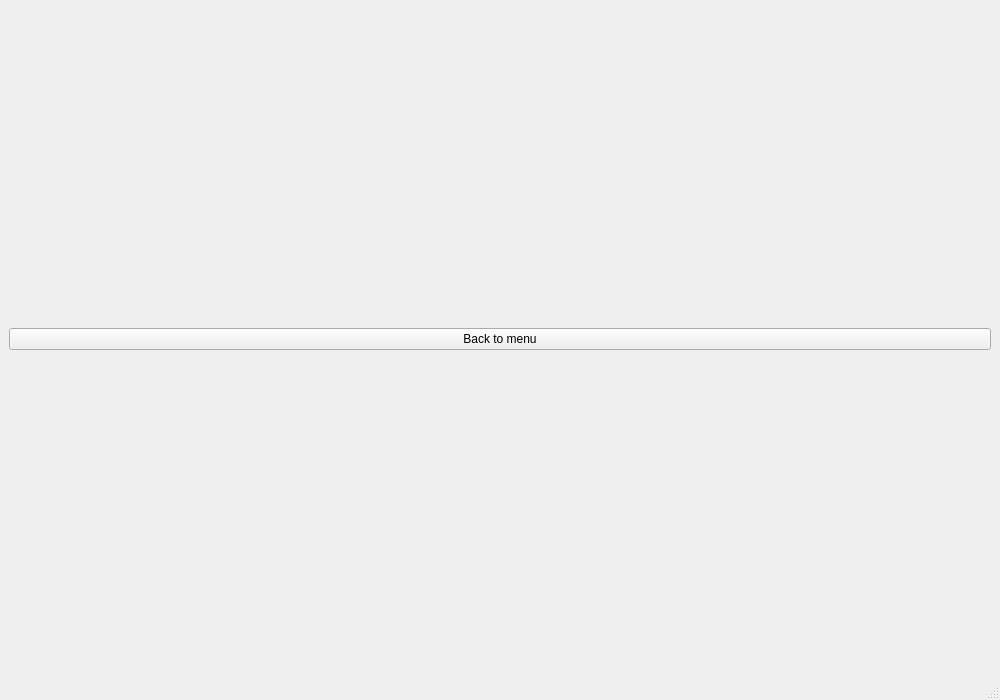
Old version of the form arrhythmia/interface/resources/explore.ui in the repository tomsoonn/arrhythmia-prediction.
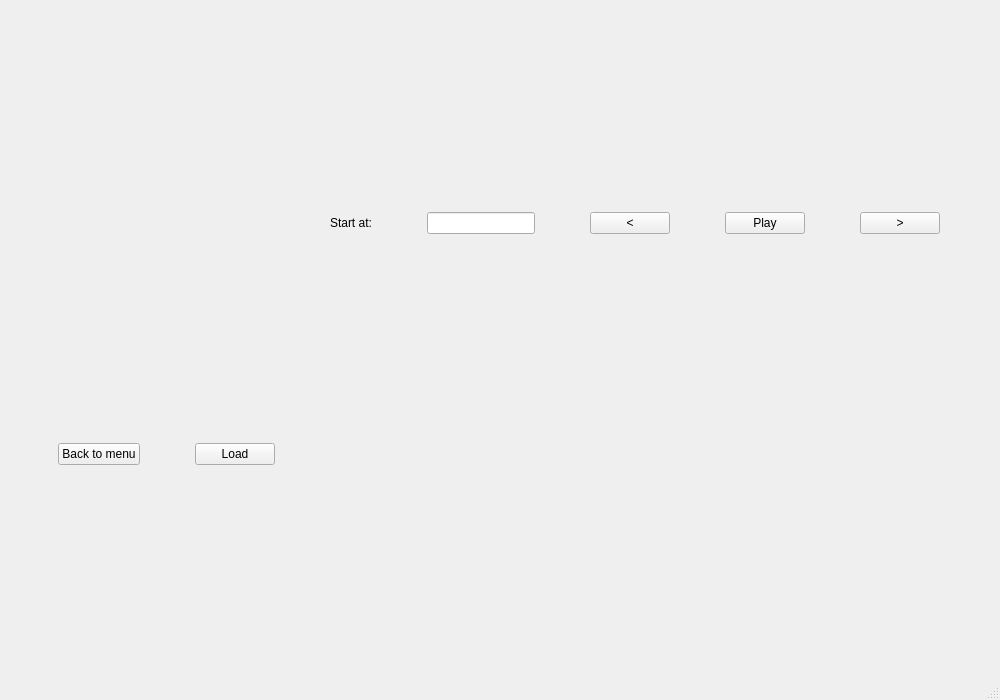
New version of the form.

Commit message:
[Interface] Explore window, plotting with annotations (#20)
* exploring ekg added and interface utils

* style fixes

* wfdb BUG patched

* navigate buttons now slide plot as long as they are pressed, play button also working

* style fix

* bug fixes

* "start at" label and line edit added

* predict window refactorization

* bug fix

* style fixes

* "start at" label at predict window

* string format fixes

Diff of the .ui file:
```diff
--- a/arrhythmia/interface/resources/explore.ui
+++ b/arrhythmia/interface/resources/explore.ui
@@ -15,13 +15,94 @@
   </property>
   <widget class="QWidget" name="centralwidget">
    <layout class="QGridLayout" name="gridLayout">
-    <item row="0" column="0">
+    <item row="1" column="6">
+     <widget class="QPushButton" name="play_button">
+      <property name="sizePolicy">
+       <sizepolicy hsizetype="Maximum" vsizetype="Fixed">
+        <horstretch>0</horstretch>
+        <verstretch>0</verstretch>
+       </sizepolicy>
+      </property>
+      <property name="text">
+       <string>Play</string>
+      </property>
+     </widget>
+    </item>
+    <item row="1" column="5">
+     <widget class="QPushButton" name="prev_button">
+      <property name="sizePolicy">
+       <sizepolicy hsizetype="Maximum" vsizetype="Fixed">
+        <horstretch>0</horstretch>
+        <verstretch>0</verstretch>
+       </sizepolicy>
+      </property>
+      <property name="text">
+       <string>&lt;</string>
+      </property>
+     </widget>
+    </item>
+    <item row="1" column="4">
+     <widget class="QLineEdit" name="start_line">
+      <property name="sizePolicy">
+       <sizepolicy hsizetype="Maximum" vsizetype="Fixed">
+        <horstretch>0</horstretch>
+        <verstretch>0</verstretch>
+       </sizepolicy>
+      </property>
+     </widget>
+    </item>
+    <item row="5" column="0">
      <widget class="QPushButton" name="back_button">
+      <property name="sizePolicy">
+       <sizepolicy hsizetype="Maximum" vsizetype="Fixed">
+        <horstretch>0</horstretch>
+        <verstretch>0</verstretch>
+       </sizepolicy>
+      </property>
       <property name="text">
        <string>Back to menu</string>
       </property>
      </widget>
     </item>
+    <item row="1" column="7">
+     <widget class="QPushButton" name="next_button">
+      <property name="sizePolicy">
+       <sizepolicy hsizetype="Maximum" vsizetype="Fixed">
+        <horstretch>0</horstretch>
+        <verstretch>0</verstretch>
+       </sizepolicy>
+      </property>
+      <property name="text">
+       <string>&gt;</string>
+      </property>
+     </widget>
+    </item>
+    <item row="5" column="1">
+     <widget class="QPushButton" name="load_button">
+      <property name="sizePolicy">
+       <sizepolicy hsizetype="Maximum" vsizetype="Fixed">
+        <horstretch>0</horstretch>
+        <verstretch>0</verstretch>
+       </sizepolicy>
+      </property>
+      <property name="text">
+       <string>Load</string>
+      </property>
+     </widget>
+    </item>
+    <item row="1" column="3">
+     <widget class="QLabel" name="start_label">
+      <property name="sizePolicy">
+       <sizepolicy hsizetype="Maximum" vsizetype="Preferred">
+        <horstretch>0</horstretch>
+        <verstretch>0</verstretch>
+       </sizepolicy>
+      </property>
+      <property name="text">
+       <string>Start at:</string>
+      </property>
+     </widget>
+    </item>
    </layout>
   </widget>
   <widget class="QMenuBar" name="menubar">
```
The commit also changes 6 other files.
